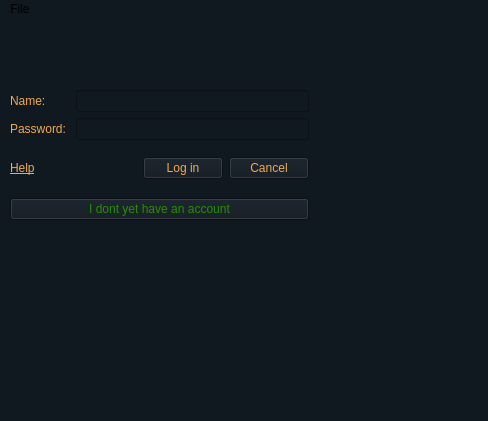
The window that Log-in page.ui (Harrrrison/Alevel2020Coursework) describes before a commit, drawn with Qt 5.
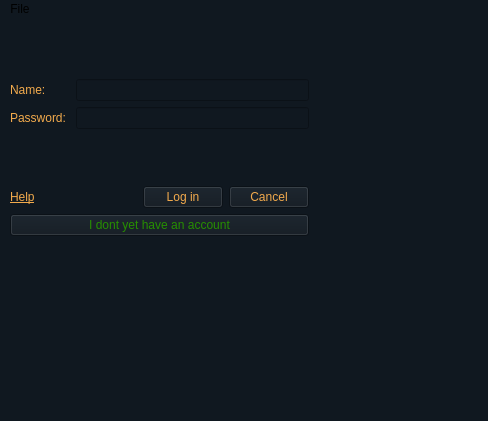
The same window after the commit.

Diff of the .ui file:
```diff
--- a/Log-in page.ui
+++ b/Log-in page.ui
@@ -23,7 +23,7 @@
       <x>10</x>
       <y>60</y>
       <width>299</width>
-      <height>141</height>
+      <height>157</height>
      </rect>
     </property>
     <property name="styleSheet">
@@ -102,6 +102,16 @@
            </item>
           </layout>
          </item>
+         <item>
+          <widget class="QLabel" name="errorLabel">
+           <property name="styleSheet">
+            <string notr="true">color: rgb(255, 0, 0);</string>
+           </property>
+           <property name="text">
+            <string/>
+           </property>
+          </widget>
+         </item>
          <item>
           <layout class="QHBoxLayout" name="horizontalLayout">
            <item>
```
Left out of the diff: 4 changed lines with no effect on the pictures.
